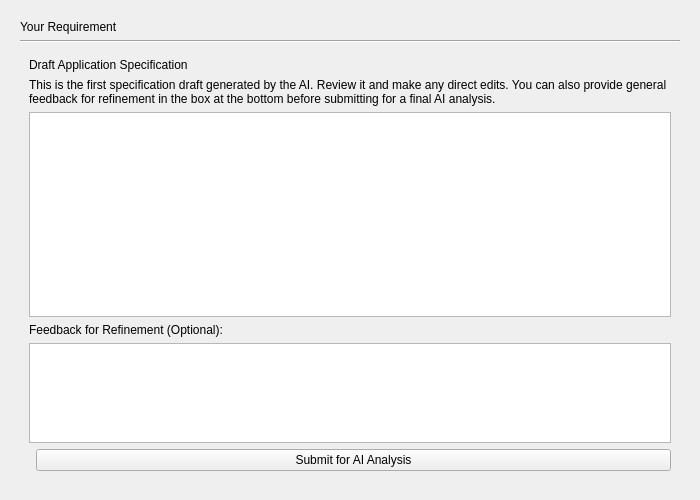
Before: the Qt Designer form gui/spec_elaboration_page.ui in mariolewis/asdf_factory, drawn with Qt 5.
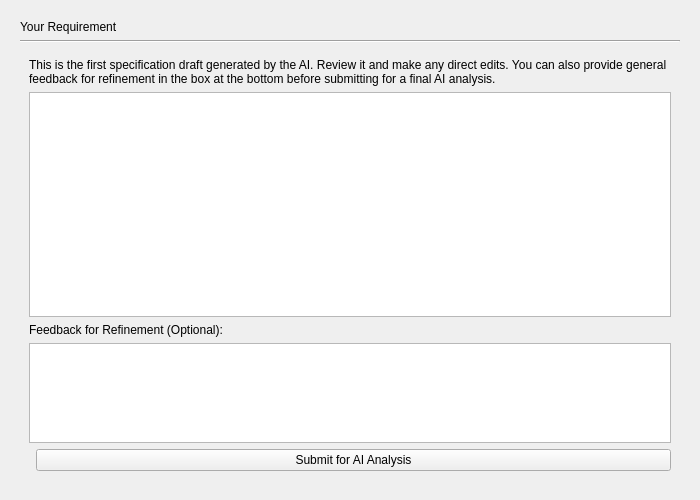
After: the same form once the commit is applied. The open tabs and pages were chosen to show the change.

The edit to the form file:
```diff
--- a/gui/spec_elaboration_page.ui
+++ b/gui/spec_elaboration_page.ui
@@ -230,13 +230,13 @@
      </widget>
      <widget class="QWidget" name="pmFirstReviewPage">
         <layout class="QVBoxLayout" name="verticalLayout_9">
-        <item>
+        <!-- <item>
             <widget class="QLabel" name="pmReviewHeaderLabel">
             <property name="text">
             <string>Draft Application Specification</string>
             </property>
             </widget>
-        </item>
+        </item> -->
         <item>
             <widget class="QLabel" name="pmReviewInstructionLabel">
             <property name="text">
```
